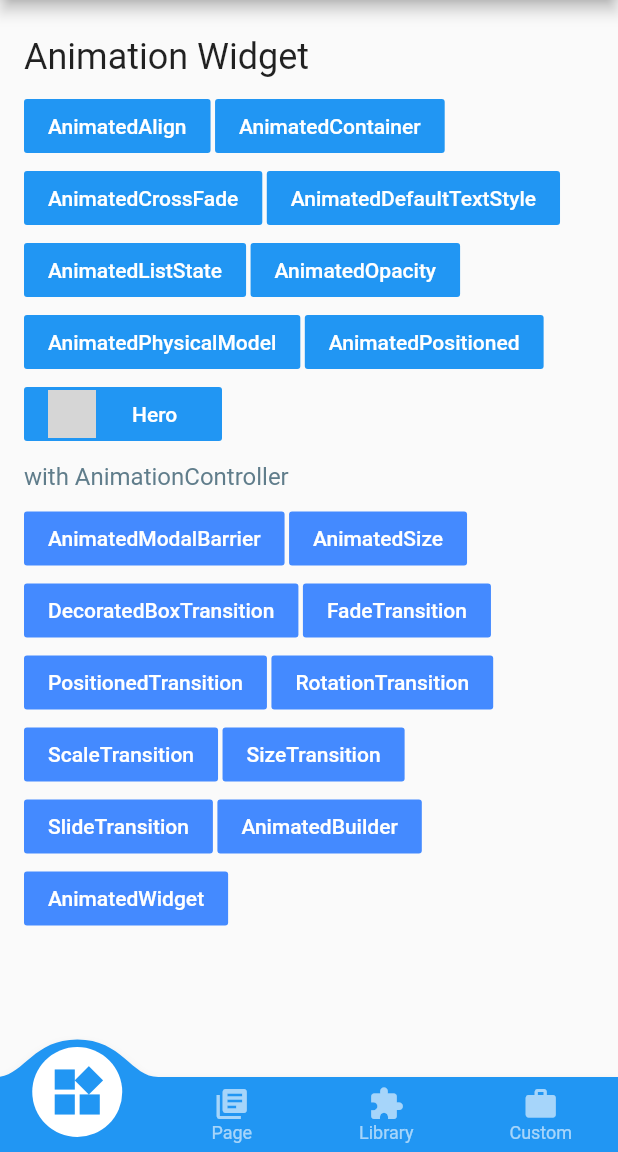
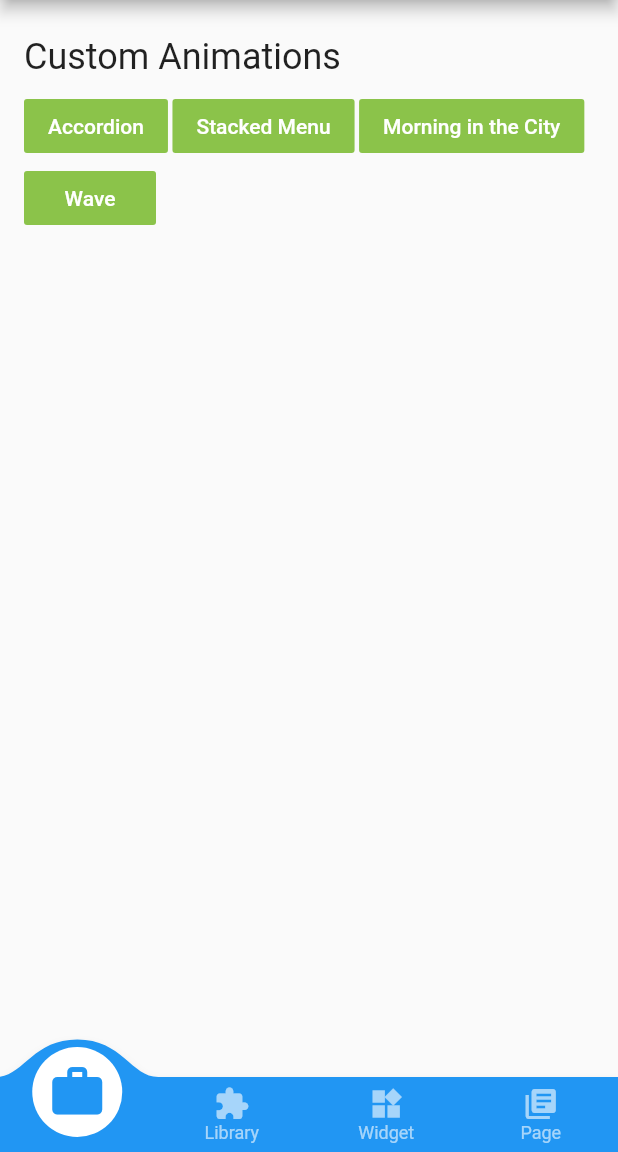
Before and after one commit to androideen/awesome_flutter_animation, a Flutter app: the screen it shows after launch, on a phone screen of 412 x 824 dp, the part 84-1236 px from its top. Run offline on Flutter 3.47's test engine with Material 2 defaults, Android fonts, the phone set to English and light mode, and no system bars; drawn by our look-alikes of convex_bottom_bar; our stand-ins replace liquid_swipe, simple_animations, supercharged; missing offline and left inert: animated_widgets; grey boxes are pictures that could not be loaded.

Commit message:
add Wave animation

```diff
--- a/lib/screens/screen_home.dart
+++ b/lib/screens/screen_home.dart
@@ -2,6 +2,7 @@ import 'package:awesome/constants/app.dart';
 import 'package:awesome/screens/basic/screen_animation_page.dart';
 import 'package:awesome/screens/custom/screen_accordion.dart';
 import 'package:awesome/screens/custom/screen_rising_sun.dart';
+import 'package:awesome/screens/custom/screen_wave.dart';
 import 'package:awesome/screens/screen_animated_widgets.dart';
 import 'package:awesome/screens/screen_liquid_swipe.dart';
 
@@ -21,21 +22,18 @@ class HomePage extends StatefulWidget {
 class _HomePageState extends State<HomePage> {
   var _bottomNavIndex = 0;
 
-
-
   @override
   Widget build(BuildContext context) {
-
     return Scaffold(
       appBar: MainAppBar(
         title: AppConfig.APP_NAME,
       ),
       bottomNavigationBar: ConvexAppBar(
         items: [
+          TabItem(icon: Icons.work, title: 'Custom'),
+          TabItem(icon: Icons.extension, title: 'Library'),
           TabItem(icon: Icons.widgets, title: 'Widget'),
           TabItem(icon: Icons.library_books, title: 'Page'),
-          TabItem(icon: Icons.extension, title: 'Library'),
-          TabItem(icon: Icons.work, title: 'Custom')
         ],
         onTap: (int i) => setState(() => _bottomNavIndex = i),
         style: TabStyle.reactCircle,
@@ -46,6 +44,26 @@ class _HomePageState extends State<HomePage> {
               child: IndexedStack(
             index: _bottomNavIndex,
             children: [
+              _page([
+                Header(text: 'Custom Animations'),
+                _customAnimationButton(
+                    context, 'Accordion', (context) => AccordionPage()),
+                _customAnimationButton(
+                    context, 'Stacked Menu', (context) => StackedMenuPage()),
+                _customAnimationButton(context, 'Morning in the City',
+                        (context) => CityMorningPage()),
+                _customAnimationButton(
+                    context, 'Wave', (context) => WavePage()),
+              ]),
+              _page([
+                Header(text: '3rd-party Libraries'),
+                _libraryAnimationButton(context, 'animated_widgets',
+                        (context) => AnimatedWidgetsPage()),
+                _libraryAnimationButton(
+                    context, 'liquid_swipe', (context) => LiquidSwipePage()),
+                _libraryAnimationButton(context, 'simple_animations',
+                        (context) => SimpleAnimationsPage()),
+              ]),
               _page([
                 Header(text: 'Animation Widget'),
                 ActionButton(type: 'AnimatedAlign'),
@@ -82,21 +100,7 @@ class _HomePageState extends State<HomePage> {
                 _pageAnimationButton(context, 'Size', 'size'),
                 _pageAnimationButton(context, 'Rotate', 'rotate'),
               ]),
-              _page([
-                Header(text: '3rd-party Libraries'),
-                _libraryAnimationButton(context, 'animated_widgets',
-                    (context) => AnimatedWidgetsPage()),
-                _libraryAnimationButton(
-                    context, 'liquid_swipe', (context) => LiquidSwipePage()),
-                _libraryAnimationButton(context, 'simple_animations',
-                    (context) => SimpleAnimationsPage()),
-              ]),
-              _page([
-                Header(text: 'Custom Animations'),
-                _customAnimationButton(context, 'Accordion', (context) => AccordionPage()),
-                _customAnimationButton(context, 'Stacked Menu', (context) => StackedMenuPage()),
-                _customAnimationButton(context, 'Morning in the City', (context) => CityMorningPage())
-              ]),
+
             ],
           ))),
     );
```
Also changed, not shown: lib/screens/custom/screen_wave.dart (added, +117 -0 lines), 1 other file.
